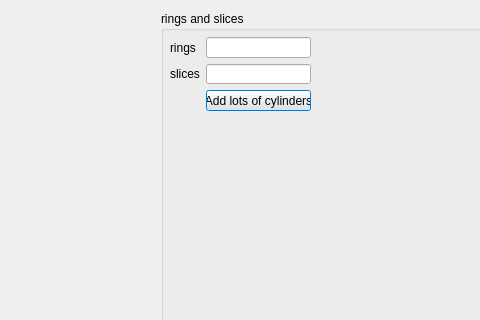
First picture: the form in ui/lotsofcylinders.ui, repository ScreamingUdder/Qt3D-Examples, before the edit; both pictures show x 358 to 838 and y 0 to 320 of the 1031 by 780 pixel window.
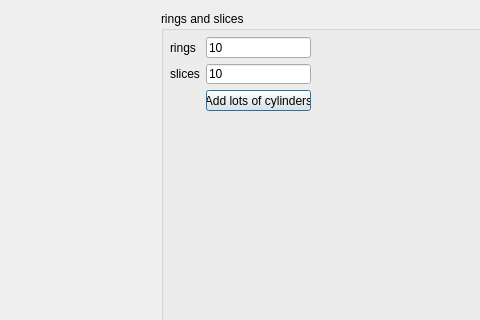
Second picture: the form after the edit.

What changed in the file:
```diff
--- a/ui/lotsofcylinders.ui
+++ b/ui/lotsofcylinders.ui
@@ -22,7 +22,7 @@
      <property name="title">
       <string>rings and slices</string>
      </property>
-     <widget class="QWidget" name="">
+     <widget class="QWidget" name="layoutWidget">
       <property name="geometry">
        <rect>
         <x>9</x>
@@ -40,7 +40,11 @@
         </widget>
        </item>
        <item row="0" column="1">
-        <widget class="QLineEdit" name="ringslineedit"/>
+        <widget class="QLineEdit" name="ringslineedit">
+         <property name="text">
+          <string>10</string>
+         </property>
+        </widget>
        </item>
        <item row="1" column="0">
         <widget class="QLabel" name="label_2">
@@ -50,7 +54,11 @@
         </widget>
        </item>
        <item row="1" column="1">
-        <widget class="QLineEdit" name="sliceslineedit"/>
+        <widget class="QLineEdit" name="sliceslineedit">
+         <property name="text">
+          <string>10</string>
+         </property>
+        </widget>
        </item>
        <item row="2" column="1">
         <widget class="QPushButton" name="pushButton">
```
